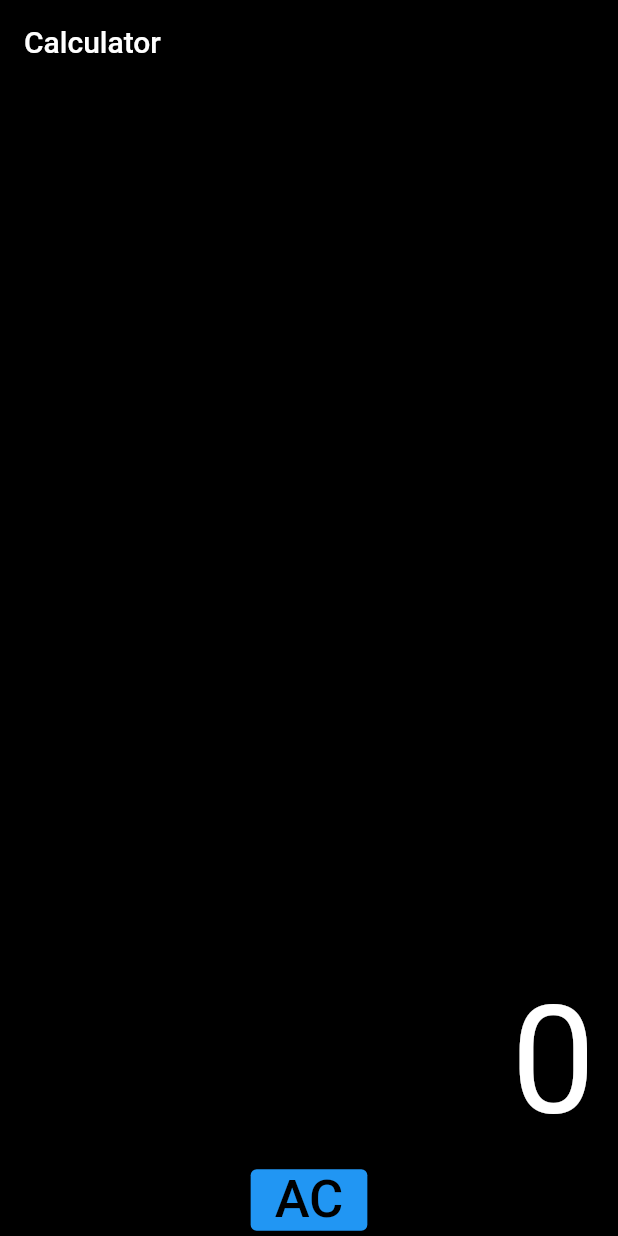
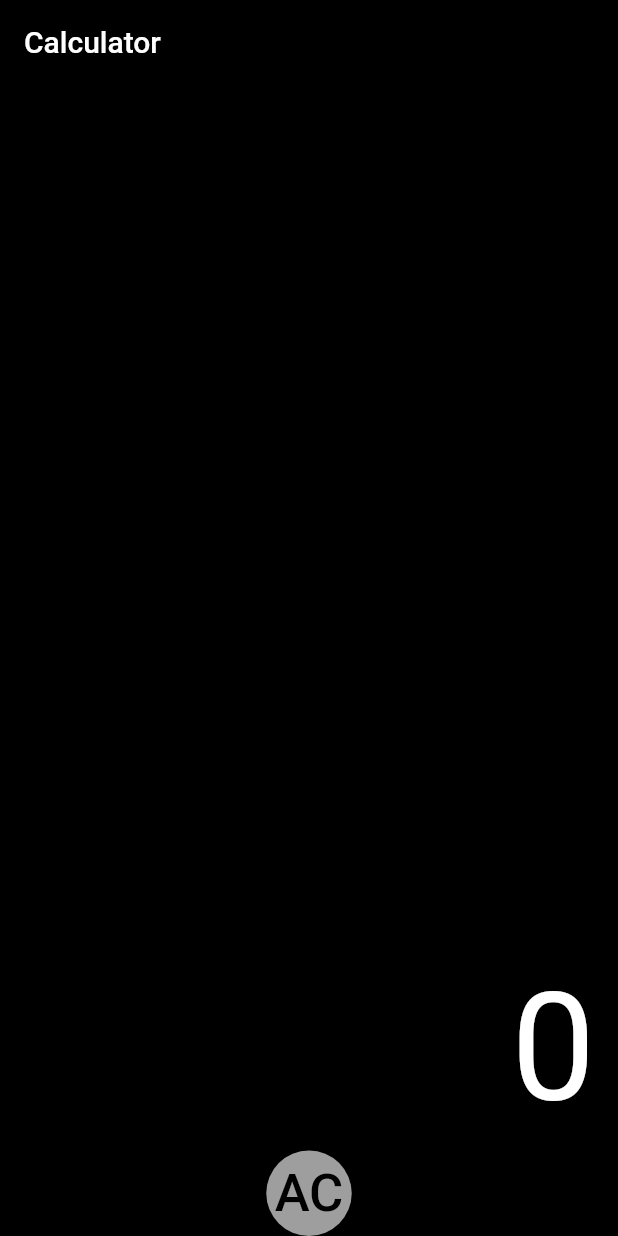
Before and after one commit to SamehNagi/calculator_app, a Flutter app: the screen it shows after launch, on a phone screen of 412 x 824 dp. Run offline on Flutter 3.47's test engine with Material 2 defaults, Android fonts, the phone set to English and light mode, and no system bars.

Commit message:
Changing the style and background color of the AC button

```diff
--- a/lib/main.dart
+++ b/lib/main.dart
@@ -24,6 +24,11 @@ class _CalculatorState extends State<Calculator> {
         onPressed: () {
           // TODO add function for button press
         },
+        style: ElevatedButton.styleFrom(
+          backgroundColor: Colors.grey,
+          shape: const CircleBorder(),
+          padding: const EdgeInsets.all(8),
+        ),
         child: Text(
           btnTxt,
           style: TextStyle(
```
